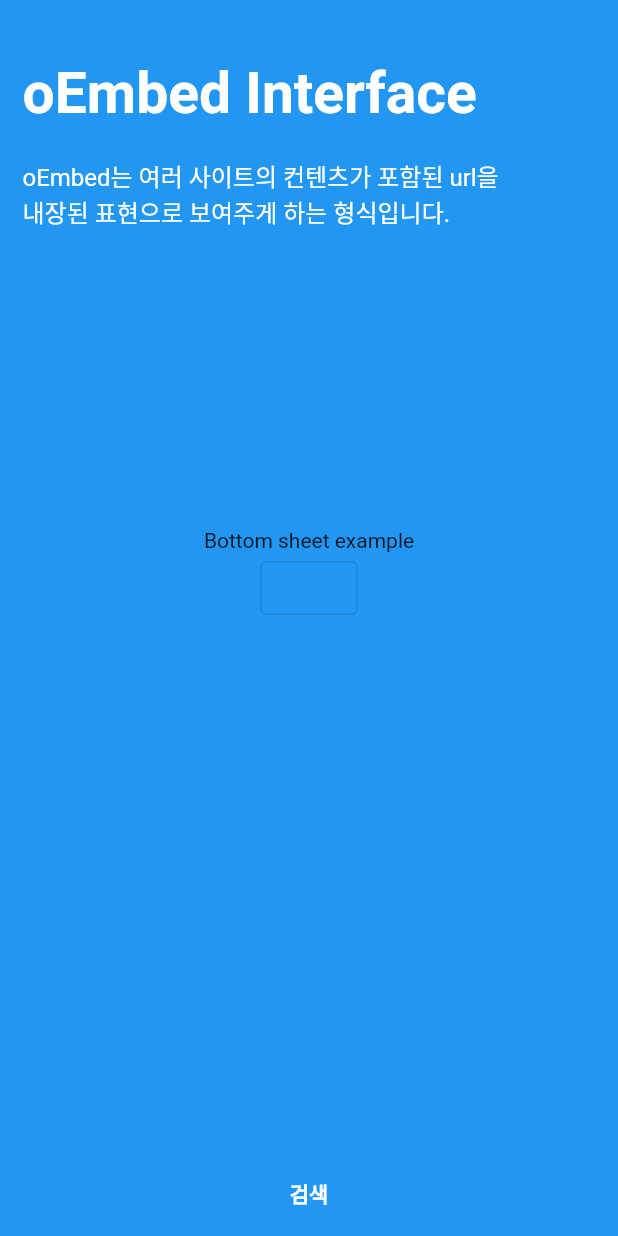
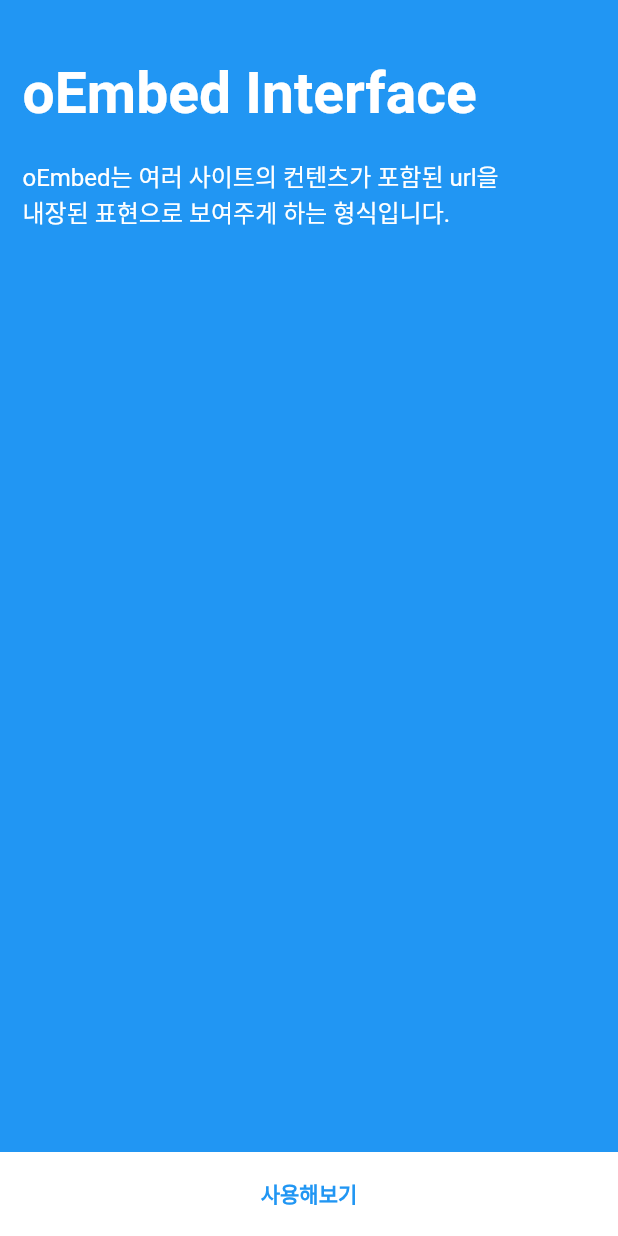
Before and after one commit to kimdw9983/oembed_flutter, a Flutter app: the screen it shows after launch, on a phone screen of 412 x 824 dp. Run offline on Flutter 3.47's test engine with Material 2 defaults, Android fonts, the phone set to English and light mode, and no system bars; our stand-ins replace get, webview_flutter.

Commit message:
Update home.dart

```diff
--- a/lib/home.dart
+++ b/lib/home.dart
@@ -87,7 +87,6 @@ class _InputFormState extends State<InputForm> {
   }
 }
 
-
 class BackContent extends StatelessWidget {
   const BackContent({Key? key}) : super(key: key);
 
@@ -130,6 +129,8 @@ class MyHomePage extends StatelessWidget {
 
   void openBottomSheet() {
     Get.bottomSheet(
+      Stack(
+        children: [
           Column(
             children: [
               Expanded(
@@ -137,6 +138,21 @@ class MyHomePage extends StatelessWidget {
                 child: Align(
                   alignment: Alignment.bottomCenter,
                   child: InputForm(url: urlField),
+                ),
+              ),
+            ],
+          ),
+          Align(
+            alignment: Alignment.bottomCenter,
+            child: Container(
+              margin: const EdgeInsets.all(5),
+              width: double.infinity,
+              child: ElevatedButton(
+                onPressed: () {
+                  Get.to(() => SecondPage(arg: URLArguments("TEST", urlField.text.isNotEmpty ? urlField.text : "http")));
+                },
+                child: const Text('검색'),
+              ),
             ),
           ),
         ],
@@ -151,37 +167,23 @@ class MyHomePage extends StatelessWidget {
       //resizeToAvoidBottomInset: false,
       backgroundColor: Colors.blue,
       body: Stack(
-        children: [
-          const BackContent(),
-          Center(
-            child: Column(
-              mainAxisAlignment: MainAxisAlignment.center,
-              children: [
-                const Text('Bottom sheet example'),
-                OutlinedButton(
-                  onPressed: openBottomSheet,
-                  child: const Text('Open'),
-                )
-              ],
-            ),
-          ),
+        children: const [
+          BackContent(),
         ],
       ),
       bottomNavigationBar: Material(
-        color: Colors.blue,
+        color: Colors.white,
         child: InkWell(
           onTap: () {
-            Navigator.push(context, MaterialPageRoute(builder: (context) {
-              return SecondPage(arg: URLArguments("TEST", urlField.text.isNotEmpty ? urlField.text : "http"));
-            }));
+            openBottomSheet();
           },
           child: const SizedBox(
             height: kToolbarHeight,
             width: double.infinity,
             child: Center(
               child: Text(
-                '검색',
-                style: TextStyle(fontWeight: FontWeight.bold, color: Colors.white),
+                '사용해보기',
+                style: TextStyle(fontWeight: FontWeight.bold, color: Colors.blue),
               ),
             ),
           ),
```
Lines whose indentation alone changed are shown as unchanged.
